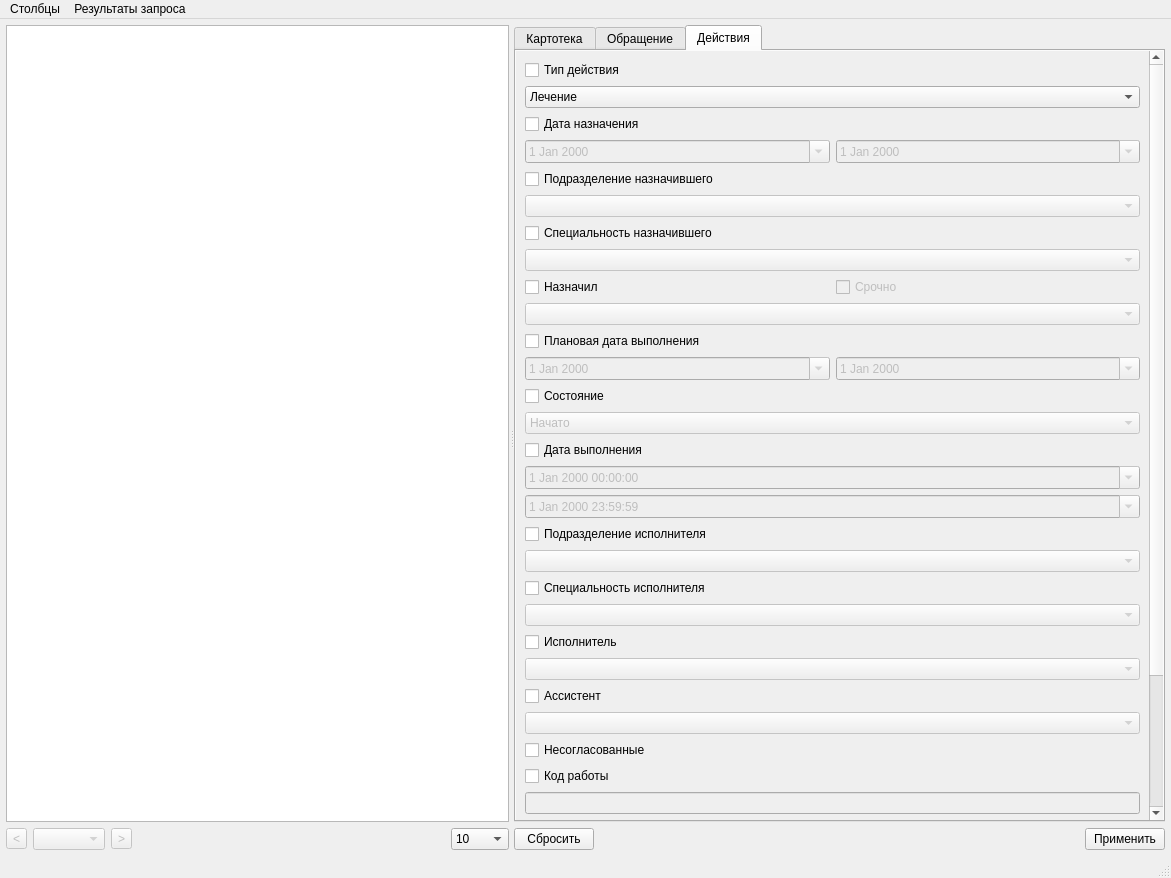
Above: search_window.ui from glooer/dip before the change. Below: the same form after it.
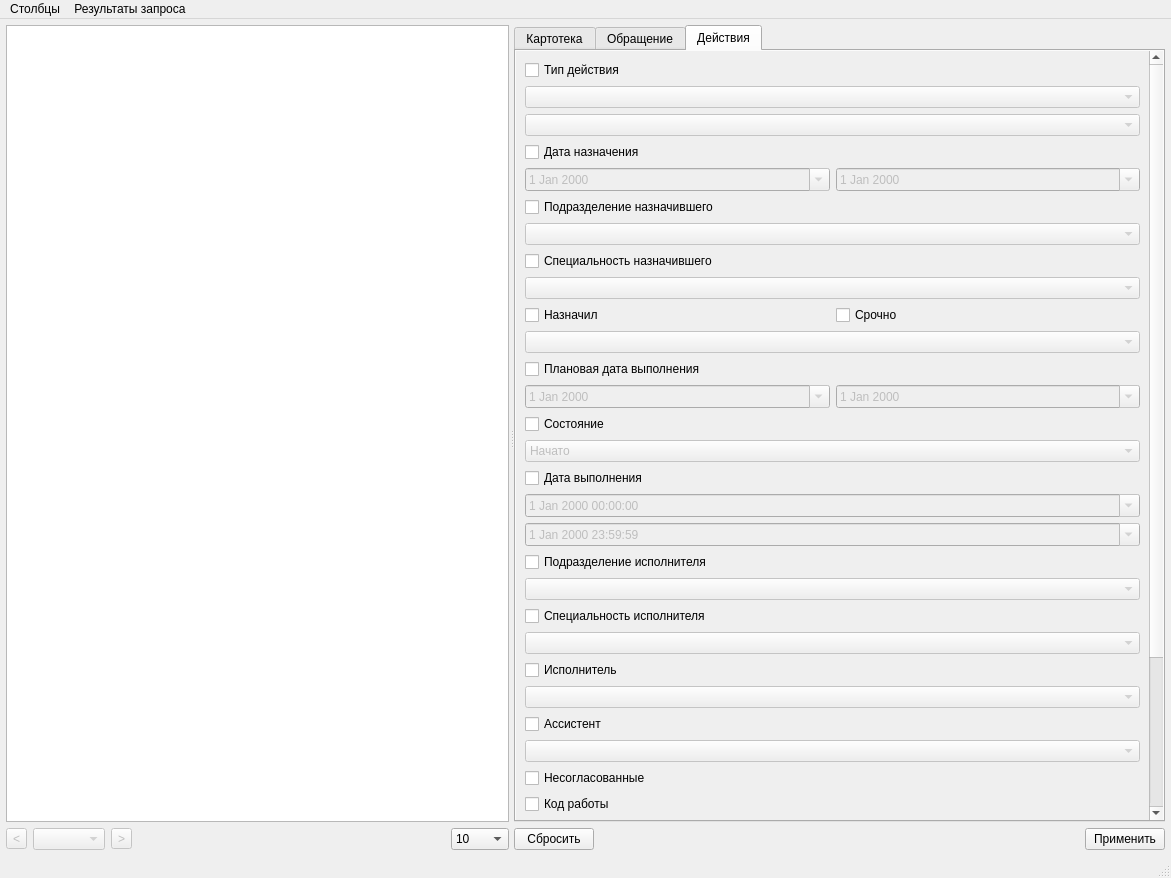
That is the form after the change. The open tabs and pages were chosen to show the change. Custom widgets are drawn as their Qt base class.

```diff
--- a/search_window.ui
+++ b/search_window.ui
@@ -1628,7 +1628,7 @@
                  <x>0</x>
                  <y>0</y>
                  <width>609</width>
-                 <height>871</height>
+                 <height>885</height>
                 </rect>
                </property>
                <layout class="QGridLayout" name="gridLayout_8">
@@ -1678,8 +1678,11 @@
                   </item>
                   <item>
                    <widget class="QComboBox" name="actionType_class">
+                    <property name="enabled">
+                     <bool>false</bool>
+                    </property>
                     <property name="currentIndex">
-                     <number>2</number>
+                     <number>-1</number>
                     </property>
                     <item>
                      <property name="text">
@@ -1704,7 +1707,11 @@
                    </widget>
                   </item>
                   <item>
-                   <layout class="QVBoxLayout" name="action_type_tree"/>
+                   <widget class="PoTreeWidget" name="actionType_tree_select">
+                    <property name="enabled">
+                     <bool>false</bool>
+                    </property>
+                   </widget>
                   </item>
                  </layout>
                 </item>
@@ -1819,7 +1826,7 @@
                   <item row="0" column="1">
                    <widget class="QCheckBox" name="action_isUrgent_checkBox">
                     <property name="enabled">
-                     <bool>false</bool>
+                     <bool>true</bool>
                     </property>
                     <property name="text">
                      <string>Срочно</string>
@@ -2035,7 +2042,7 @@
                    </widget>
                   </item>
                   <item>
-                   <widget class="QComboBox" name="comboBox_5">
+                   <widget class="PoTreeWidget" name="action_person_id_orgStructure_tree_select">
                     <property name="enabled">
                      <bool>false</bool>
                     </property>
@@ -2525,6 +2532,13 @@
    </property>
   </action>
  </widget>
+ <customwidgets>
+  <customwidget>
+   <class>PoTreeWidget</class>
+   <extends>QComboBox</extends>
+   <header location="global">potreewidget.h</header>
+  </customwidget>
+ </customwidgets>
  <resources/>
  <connections>
   <connection>
```
Left out of the diff: 575 changed lines with no effect on the pictures.
